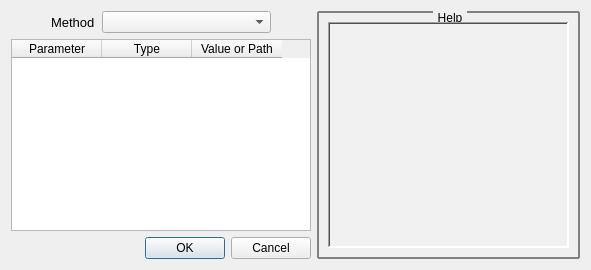
Before: the Qt Designer form waterpybal_ui_py_inc_functions/waterpybal_ui_design/etp_window.ui in IDAEA-EVS/waterpybal, drawn with Qt 5.
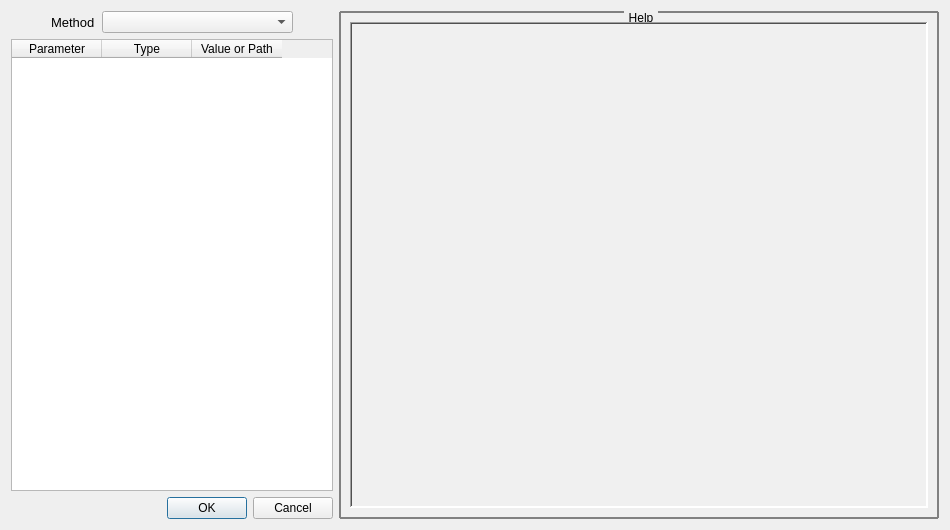
After: the same form once the commit is applied.

What changed in the file:
```diff
--- a/waterpybal_ui_py_inc_functions/waterpybal_ui_design/etp_window.ui
+++ b/waterpybal_ui_py_inc_functions/waterpybal_ui_design/etp_window.ui
@@ -6,14 +6,14 @@
    <rect>
     <x>0</x>
     <y>0</y>
-    <width>591</width>
-    <height>270</height>
+    <width>950</width>
+    <height>530</height>
    </rect>
   </property>
   <property name="minimumSize">
    <size>
-    <width>590</width>
-    <height>270</height>
+    <width>950</width>
+    <height>530</height>
    </size>
   </property>
   <property name="windowTitle">
@@ -159,15 +159,15 @@
    <item>
     <widget class="QGroupBox" name="groupBox_help">
      <property name="sizePolicy">
-      <sizepolicy hsizetype="Expanding" vsizetype="Expanding">
+      <sizepolicy hsizetype="MinimumExpanding" vsizetype="MinimumExpanding">
        <horstretch>0</horstretch>
        <verstretch>0</verstretch>
       </sizepolicy>
      </property>
      <property name="minimumSize">
       <size>
-       <width>150</width>
-       <height>0</height>
+       <width>600</width>
+       <height>500</height>
       </size>
      </property>
      <property name="font">
```
